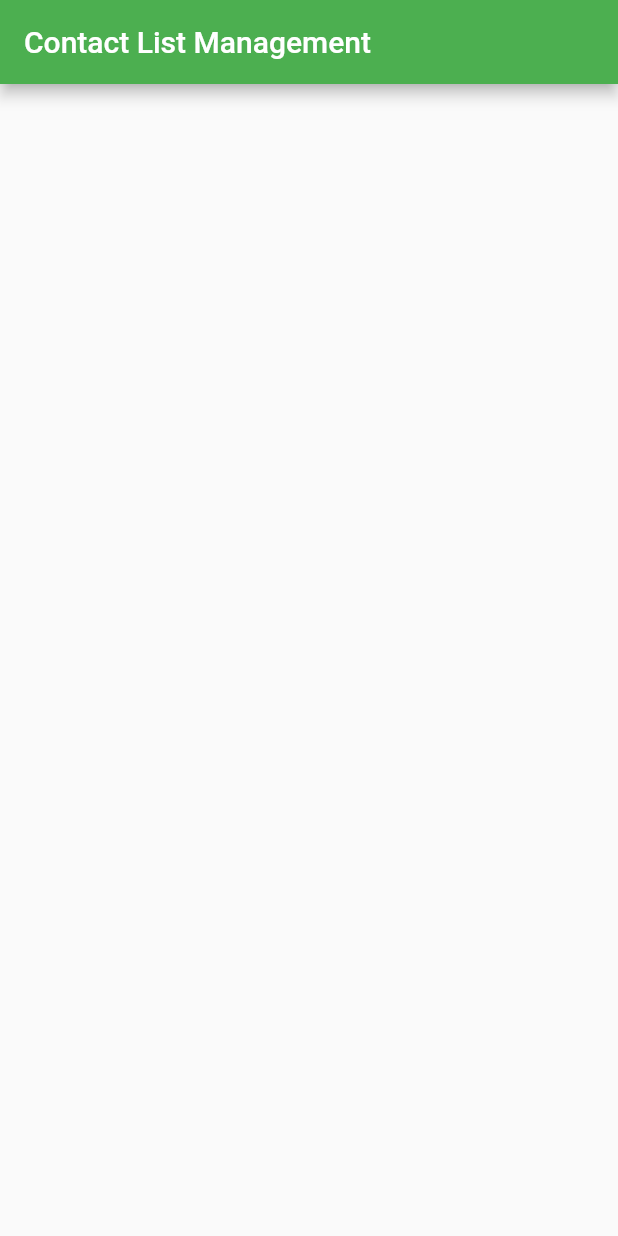
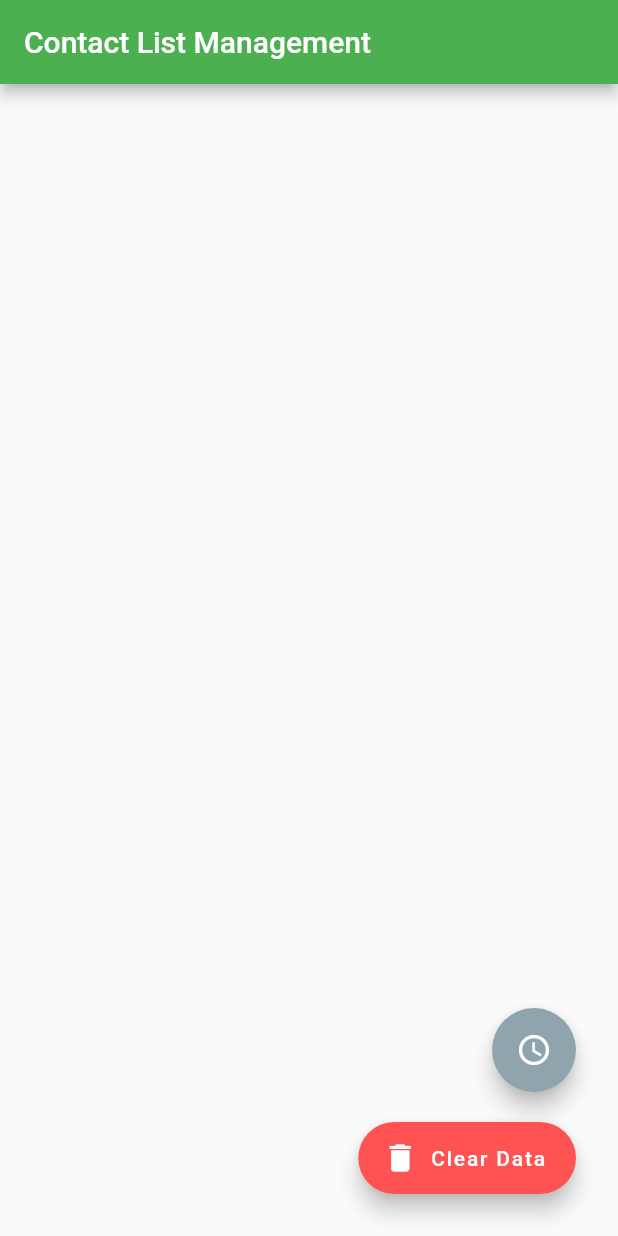
Before and after one commit to BigYajuu/vimigo-tech-assessment, a Flutter app: the screen it shows after launch, on a phone screen of 412 x 824 dp. Run offline on Flutter 3.47's test engine with Material 2 defaults, Android fonts, the phone set to English and light mode, and no system bars; our stand-ins replace sqflite; accounts and stored records are empty.

Commit message:
Added floating buttons to home for future implementations
Also minor refactoring

```diff
--- a/vimigo_assessment/lib/main.dart
+++ b/vimigo_assessment/lib/main.dart
@@ -110,11 +110,40 @@ class HomeState extends State<Home> {
                                 padding: const EdgeInsets.all(8),
                                 itemCount: _contacts.length,
                                 itemBuilder: (context, index) {
-                            return ContactContainer(contact: _contacts[index]);
+                                  return ContactContainer(
+                                      contact: _contacts[index]);
                                 }),
                           )),
               ],
             ),
-    ));
+            floatingActionButton: Padding(
+              padding: const EdgeInsets.all(12.0),
+              child: Column(
+                crossAxisAlignment: CrossAxisAlignment.end,
+                children: [
+                  Expanded(child: Container()),
+                  // Float 1) Clear all data in the DB
+                  FloatingActionButton(
+                    onPressed: () {
+                      // Add your onPressed code here!
+                    },
+                    backgroundColor: Colors.blueGrey[300],
+                    child: const Icon(Icons.access_time),
+                  ),
+                  const SizedBox(
+                    height: 20,
+                  ),
+                  // Float 2) Set SharedPref of time disp mode
+                  FloatingActionButton.extended(
+                    onPressed: () {
+                      // Add your onPressed code here!
+                    },
+                    label: const Text('Clear Data'),
+                    icon: const Icon(Icons.delete),
+                    backgroundColor: Colors.redAccent,
+                  ),
+                ],
+              ),
+            )));
   }
 }
--- a/vimigo_assessment/pubspec.yaml
+++ b/vimigo_assessment/pubspec.yaml
@@ -33,6 +33,7 @@ dependencies:
     sdk: flutter
   sqflite: ^2.1.0 # database
   intl: ^0.17.0 # format datetime
+  shared_preferences: ^2.0.15 # for shared data in ls
 
 
   # The following adds the Cupertino Icons font to your application.
```
Also changed, not shown: vimigo_assessment/lib/components/contact_containter.dart (+11 -3 lines), vimigo_assessment/pubspec.lock, 1 other file. Lines whose indentation alone changed are shown as unchanged.
